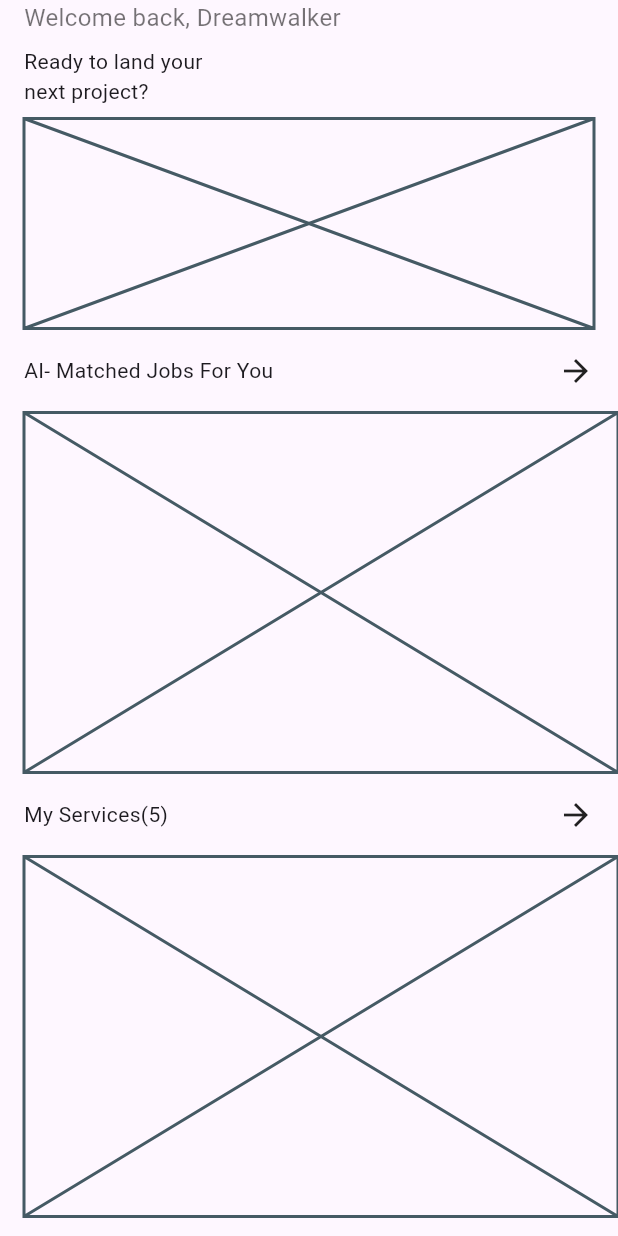
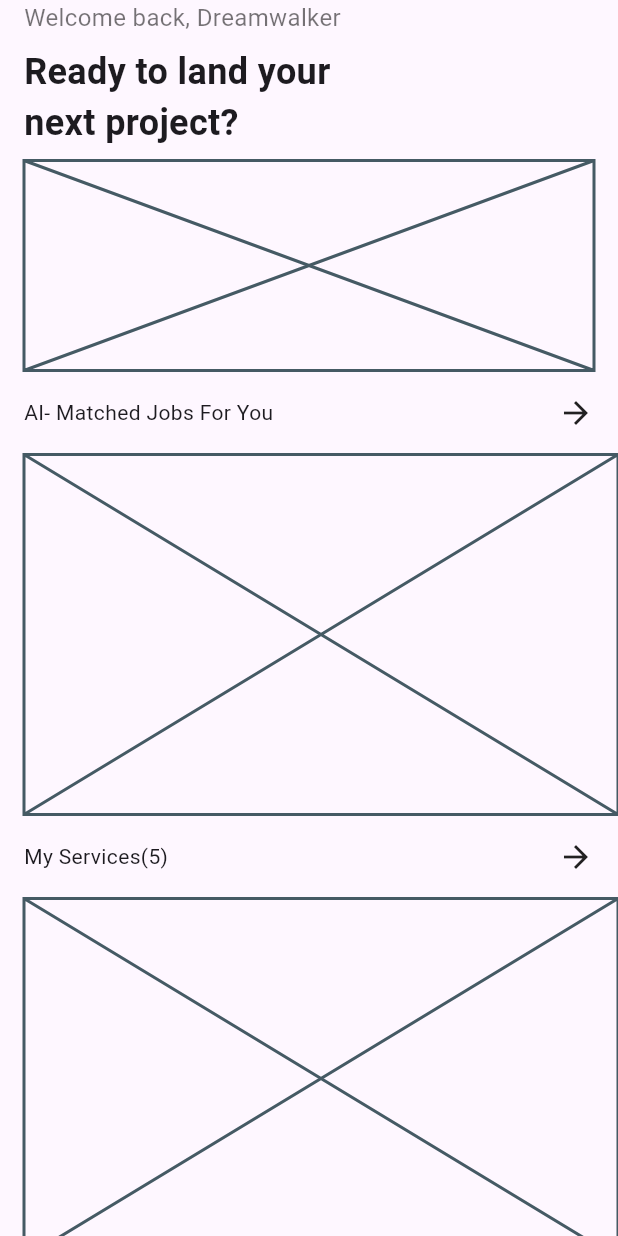
Before and after one commit to JAICHANGPARK/flutter_notebook_chapter_52, a Flutter app: the AiFreelanceHomePage widget shown alone on an empty page, opened directly, on a phone screen of 412 x 824 dp. Run offline on Flutter 3.47's test engine with Material 3 defaults, Android fonts, the phone set to English and light mode, and no system bars; our stand-ins replace gap, hugeicons.

Commit message:
Update ai_freelance_home_page.dart

```diff
--- a/lib/ep2616_ai_freelance_app/ui/ai_freelance_home_page.dart
+++ b/lib/ep2616_ai_freelance_app/ui/ai_freelance_home_page.dart
@@ -25,7 +25,9 @@ class _AiFreelanceHomePageState extends State<AiFreelanceHomePage> {
                   "Welcome back, Dreamwalker",
                   style: TextStyle(fontSize: 16, color: Colors.black54),
                 ),
-                Text("Ready to land your\nnext project?"),
+                Text("Ready to land your\nnext project?",
+                  style: TextStyle(fontSize: 24, fontWeight: .bold,),
+                ),
                 Container(height: 140, child: Placeholder()),
               ],
             ),
```
